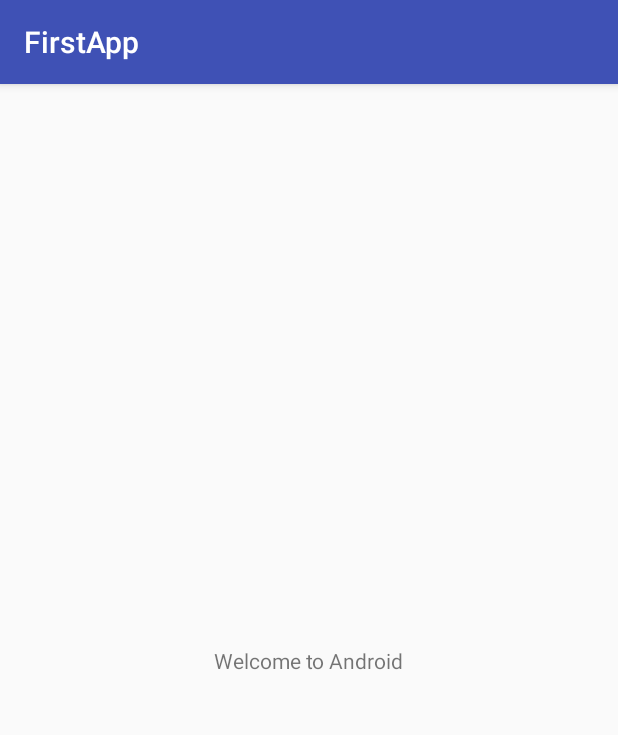
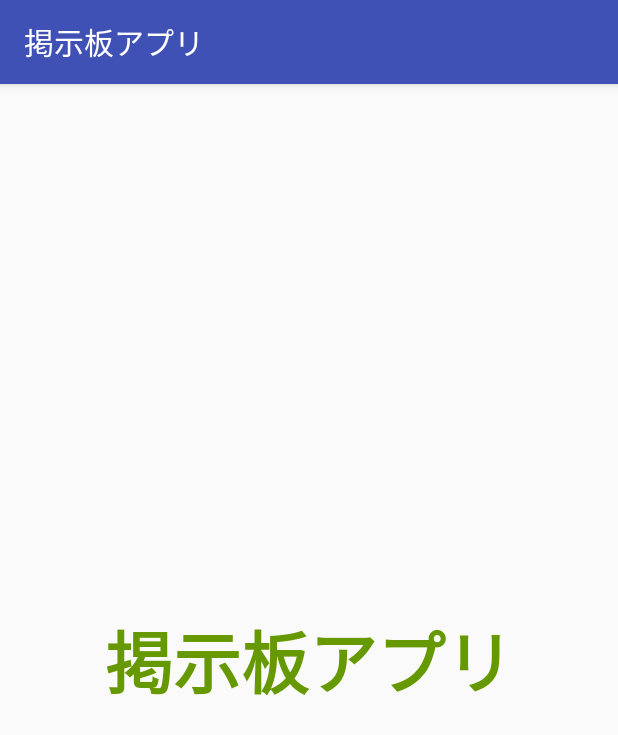
Before and after one commit to ObayashiTatsunori/Android_study, an Android app: the screen it shows after launch (MainActivity), on a phone screen of 412 x 824 dp. Shown: the top 735 px of the screen. Run offline under Robolectric (Android 15) with nearby library versions, the phone set to English and light mode, and no system bars.

Commit message:
04.Android Studio を使ってみよう

```diff
--- a/app/src/main/res/layout/activity_main.xml
+++ b/app/src/main/res/layout/activity_main.xml
@@ -9,7 +9,13 @@
     <TextView
         android:layout_width="wrap_content"
         android:layout_height="wrap_content"
-        android:text="Welcome to Android"
+        android:fontFamily="sans-serif"
+        android:lineSpacingExtra="10sp"
+        android:text="掲示板アプリ"
+        android:textAppearance="@style/TextAppearance.AppCompat.Display2"
+        android:textColor="@android:color/holo_green_dark"
+        android:textStyle="bold"
+        android:typeface="serif"
         app:layout_constraintBottom_toBottomOf="parent"
         app:layout_constraintLeft_toLeftOf="parent"
         app:layout_constraintRight_toRightOf="parent"
--- a/app/src/main/res/values/strings.xml
+++ b/app/src/main/res/values/strings.xml
@@ -1,3 +1,3 @@
 <resources>
-    <string name="app_name">FirstApp</string>
+    <string name="app_name">掲示板アプリ</string>
 </resources>
```
